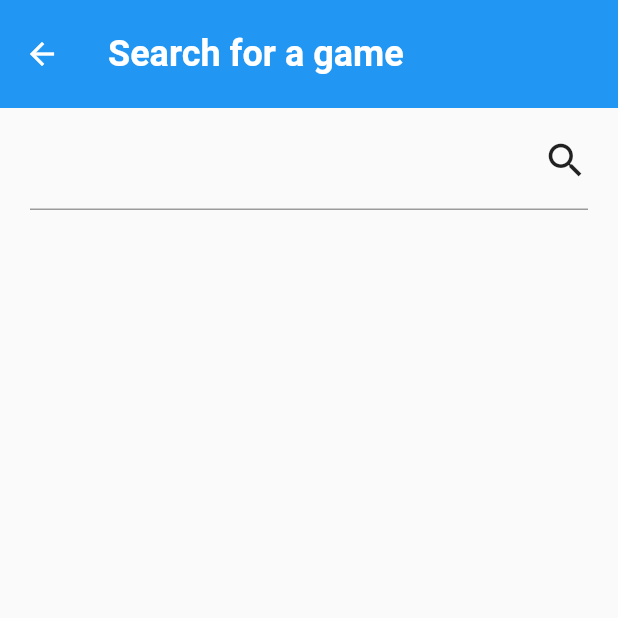
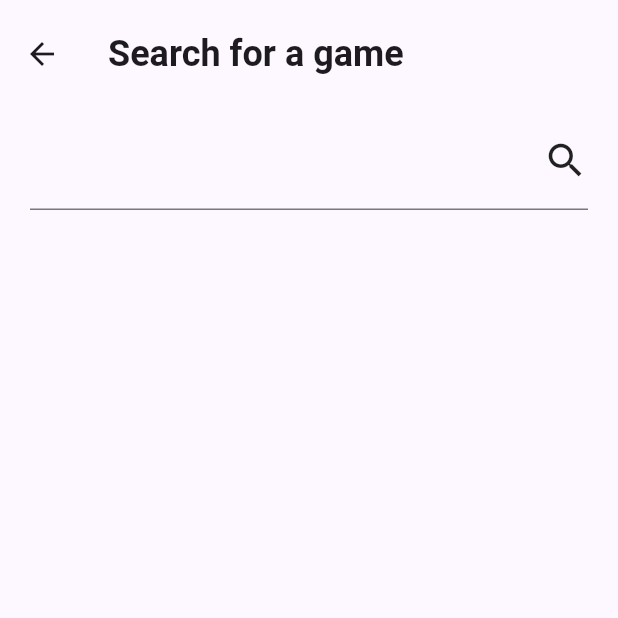
Before and after one commit to Brendovisk/Mevuun, a Flutter app: the screen it shows after launch, item 3 of the bottom bar chosen, after a tap on the "search" icon, on a phone screen of 412 x 824 dp, the top half of it. Run offline on Flutter 3.47's test engine with Material 2 defaults, Android fonts, the phone set to English and light mode, and no system bars; our stand-ins replace hive_flutter; accounts and stored records are empty.

Commit message:
style: change the whole theme to material3

```diff
--- a/lib/add_new_game_page.dart
+++ b/lib/add_new_game_page.dart
@@ -7,14 +7,10 @@ class AddNewgame extends StatelessWidget {
   Widget build(BuildContext context) {
     return Scaffold(
       appBar: AppBar(
-        backgroundColor: const Color(0xfffafafa),
-        shadowColor: Colors.transparent,
         toolbarHeight: 72,
-        foregroundColor: Colors.black87,
         title: const Text(
           "Add new game",
           style: TextStyle(
-            color: Colors.black87,
             fontWeight: FontWeight.w600,
             fontSize: 24,
           ),
--- a/lib/main.dart
+++ b/lib/main.dart
@@ -22,7 +22,17 @@ class MyApp extends StatelessWidget {
         final isDark = box.get('isDark', defaultValue: false);
         return MaterialApp(
           debugShowCheckedModeBanner: false,
-          theme: isDark ? ThemeData.dark() : ThemeData.light(),
+          theme: isDark
+              ? ThemeData(
+                  colorSchemeSeed: const Color(0xff6750a4),
+                  useMaterial3: true,
+                  brightness: Brightness.dark,
+                )
+              : ThemeData(
+                  colorSchemeSeed: const Color(0xff6750a4),
+                  useMaterial3: true,
+                  brightness: Brightness.light,
+                ),
           home: const AllGames(),
         );
       },
@@ -51,7 +61,7 @@ class _AllGamesState extends State<AllGames> {
     return Scaffold(
       body: Scaffold(
         appBar: AppBar(
-          toolbarHeight: 90,
+          toolbarHeight: 100,
           title: const Text(
             "All Games",
             style: TextStyle(
@@ -61,13 +71,13 @@ class _AllGamesState extends State<AllGames> {
           ),
           actions: [
             Padding(
-              padding: const EdgeInsets.all(20),
+              padding: const EdgeInsets.fromLTRB(0, 35, 20, 0),
               child: Column(
                 children: [
                   IconButton(
                     icon: const Icon(
                       Icons.search,
-                      size: 30,
+                      size: 40,
                     ),
                     tooltip: 'Search for a game',
                     onPressed: () {
--- a/lib/profile_page.dart
+++ b/lib/profile_page.dart
@@ -26,10 +26,6 @@ class _ProfilePageState extends State<ProfilePage> {
                   label: enabledDarkMode
                       ? const Text("Light Theme")
                       : const Text('Dark Theme'),
-                  backgroundColor:
-                      enabledDarkMode ? Colors.white : Colors.black,
-                  foregroundColor:
-                      enabledDarkMode ? Colors.black87 : Colors.white70,
                   icon: enabledDarkMode
                       ? const Icon(Icons.dark_mode)
                       : const Icon(Icons.light_mode),
```
